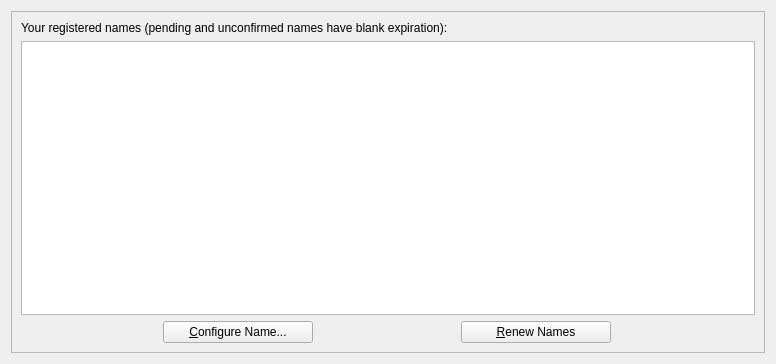
This is src/qt/forms/managenamespage.ui in xaya/xaya as Qt 5 draws it before an edit. The edited form follows.
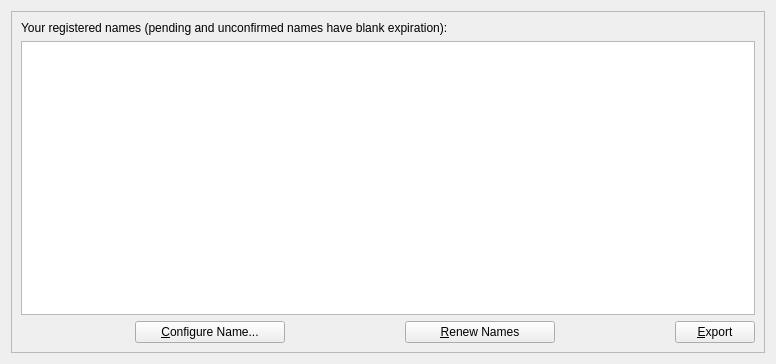
This is the edited form. Icons and pictures are not drawn.

Commit message: Namecoin / Qt: Add Export button to Manage Names tab

Patch:
```diff
--- a/src/qt/forms/managenamespage.ui
+++ b/src/qt/forms/managenamespage.ui
@@ -176,6 +176,19 @@
       </item>
       <item>
        <layout class="QHBoxLayout" name="horizontalLayout_3">
+        <item>
+         <spacer name="countConfigureSpacer">
+          <property name="orientation">
+           <enum>Qt::Horizontal</enum>
+          </property>
+          <property name="sizeHint" stdset="0">
+           <size>
+            <width>40</width>
+            <height>20</height>
+           </size>
+          </property>
+         </spacer>
+        </item>
         <item>
          <widget class="QPushButton" name="configureNameButton">
           <property name="sizePolicy">
@@ -201,6 +214,19 @@
           </property>
          </widget>
         </item>
+        <item>
+         <spacer name="configureRenewSpacer">
+          <property name="orientation">
+           <enum>Qt::Horizontal</enum>
+          </property>
+          <property name="sizeHint" stdset="0">
+           <size>
+            <width>40</width>
+            <height>20</height>
+           </size>
+          </property>
+         </spacer>
+        </item>
         <item>
          <widget class="QPushButton" name="renewNameButton">
           <property name="sizePolicy">
@@ -226,6 +252,36 @@
           </property>
          </widget>
         </item>
+        <item>
+         <spacer name="renewExportSpacer">
+          <property name="orientation">
+           <enum>Qt::Horizontal</enum>
+          </property>
+          <property name="sizeHint" stdset="0">
+           <size>
+            <width>40</width>
+            <height>20</height>
+           </size>
+          </property>
+         </spacer>
+        </item>
+        <item>
+         <widget class="QPushButton" name="exportButton">
+          <property name="toolTip">
+           <string>Export the data in the current tab to a file</string>
+          </property>
+          <property name="text">
+           <string>&amp;Export</string>
+          </property>
+          <property name="icon">
+           <iconset resource="../bitcoin.qrc">
+            <normaloff>:/icons/export</normaloff>:/icons/export</iconset>
+          </property>
+          <property name="autoDefault">
+           <bool>false</bool>
+          </property>
+         </widget>
+        </item>
        </layout>
       </item>
      </layout>
```
The commit also changes 3 other files.
